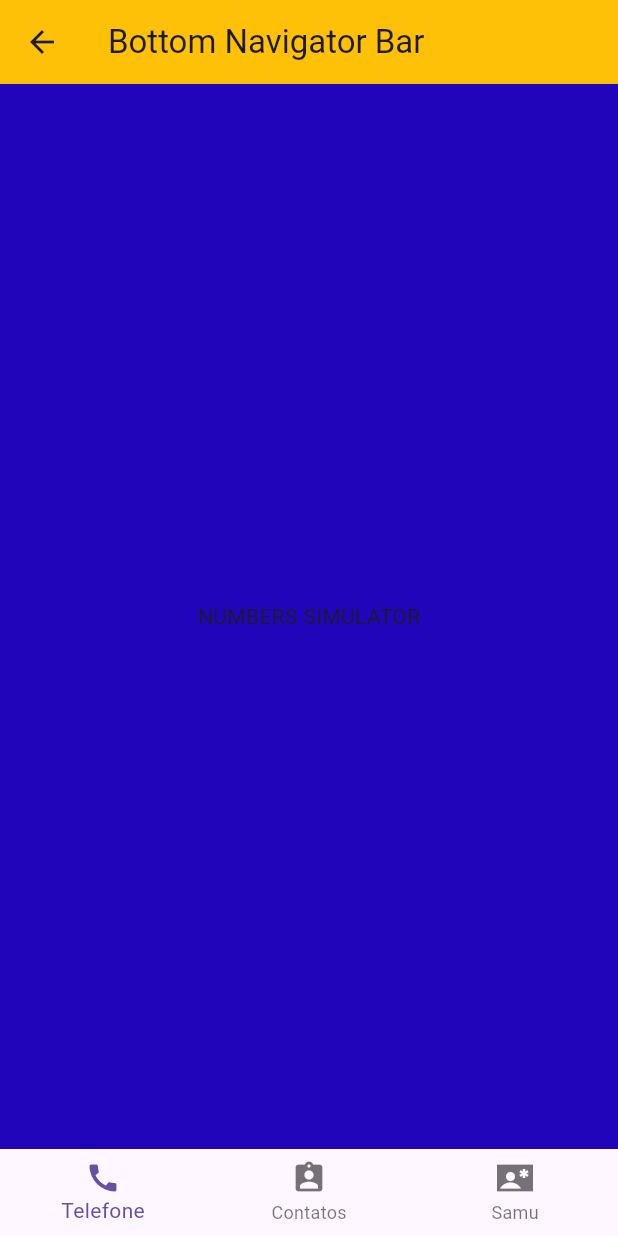
After one commit to ErikVieiraFer/estudos, a Flutter app: the BottomNavigatorBarPage screen opened by its route, on a phone screen of 412 x 824 dp. The commit adds this screen. Run offline on Flutter 3.47's test engine with Material 3 defaults, Android fonts, the phone set to English and light mode, and no system bars.

Commit message:
bottom_navigator_bar

```diff
--- a/lib/main.dart
+++ b/lib/main.dart
@@ -1,5 +1,6 @@
 import 'package:flutter/material.dart';
 import 'package:flutter_maonamassa_navegacao/pages/botoes_rotacao_textp_page/botoes_rotacao_texto_page.dart';
+import 'package:flutter_maonamassa_navegacao/pages/bottom_navigator_bar/bottom_navigator_bar.dart';
 import 'package:flutter_maonamassa_navegacao/pages/cidades/cidades_page.dart';
 import 'package:flutter_maonamassa_navegacao/pages/dialogs/dialogs_page.dart';
 import 'package:flutter_maonamassa_navegacao/pages/forms/forms_page.dart';
@@ -51,6 +52,7 @@ class MyApp extends StatelessWidget {
         '/forms/forms_page': (_) => FormsPage(),
         '/cidades/cidades_page': (_) => CidadesPage(),
         '/stack/stack_page': (_) => StackPage(),
+        '/bottom_navigator_bar': (_) => BottomNavigatorBarPage(),
       },
     );
   }
--- /dev/null
+++ b/lib/pages/bottom_navigator_bar/bottom_navigator_bar.dart
@@ -0,0 +1,52 @@
+import 'package:flutter/material.dart';
+import 'package:flutter_maonamassa_navegacao/pages/bottom_navigator_bar/call.dart';
+import 'package:flutter_maonamassa_navegacao/pages/bottom_navigator_bar/contacts.dart';
+import 'package:flutter_maonamassa_navegacao/pages/bottom_navigator_bar/emergency.dart';
+
+class BottomNavigatorBarPage extends StatefulWidget {
+  const BottomNavigatorBarPage({super.key});
+
+  @override
+  State<BottomNavigatorBarPage> createState() => _BottomNavigatorBarPageState();
+}
+
+class _BottomNavigatorBarPageState extends State<BottomNavigatorBarPage> {
+  int indice = 0;
+  @override
+  Widget build(BuildContext context) {
+    return Scaffold(
+      appBar: AppBar(
+        title: const Text('Bottom Navigator Bar'),
+      ),
+      bottomNavigationBar: BottomNavigationBar(
+          currentIndex: indice,
+          onTap: (index) {
+            setState(() {
+              indice = index;
+            });
+          },
+          items: [
+            BottomNavigationBarItem(
+              icon: Icon(Icons.call),
+              label: 'Telefone',
+            ),
+            BottomNavigationBarItem(
+              label: 'Contatos',
+              icon: Icon(Icons.assignment_ind_rounded),
+            ),
+            BottomNavigationBarItem(
+              label: 'Samu',
+              icon: Icon(Icons.contact_emergency_sharp),
+            ),
+          ]),
+      body: IndexedStack(
+        index: indice,
+        children: [
+          Call(),
+          Contacts(),
+          Emergency(),
+        ],
+      ),
+    );
+  }
+}
--- /dev/null
+++ b/lib/pages/bottom_navigator_bar/call.dart
@@ -0,0 +1,14 @@
+import 'package:flutter/material.dart';
+
+class Call extends StatelessWidget {
+  const Call({super.key});
+
+  @override
+  Widget build(BuildContext context) {
+    return Container(
+        color: const Color.fromARGB(255, 32, 5, 187),
+        child: Center(
+          child: Text('NUMBERS SIMULATOR'),
+        ));
+  }
+}
--- a/lib/pages/home_page/home_page.dart
+++ b/lib/pages/home_page/home_page.dart
@@ -13,6 +13,7 @@ enum PopupMenuPages {
   forms_page,
   cidades_page,
   stack_page,
+  bottom_navigator,
 }
 
 class HomePage extends StatelessWidget {
@@ -63,6 +64,9 @@ class HomePage extends StatelessWidget {
                   break;
                 case PopupMenuPages.stack_page:
                   Navigator.of(context).pushNamed('/stack/stack_page');
+                  break;
+                case PopupMenuPages.bottom_navigator:
+                  Navigator.of(context).pushNamed('/bottom_navigator_bar');
                   break;
               }
             },
@@ -116,6 +120,10 @@ class HomePage extends StatelessWidget {
                   value: PopupMenuPages.stack_page,
                   child: Text('Stack'),
                 ),
+                PopupMenuItem<PopupMenuPages>(
+                  value: PopupMenuPages.bottom_navigator,
+                  child: Text('Bottom Navigator Bar'),
+                ),
               ];
             },
           )
```
Also changed, not shown: lib/pages/bottom_navigator_bar/contacts.dart (added, +15 -0 lines), lib/pages/bottom_navigator_bar/emergency.dart (added, +15 -0 lines), 4 other files.
